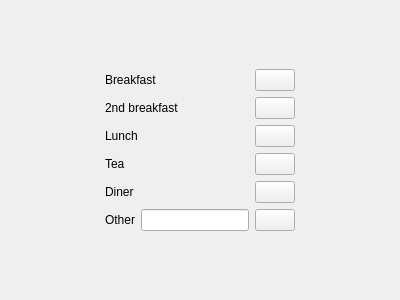
wnt-zhp/zarlock-cpp, file src/ui/MealTabInsertWidget.ui: the form before one commit.
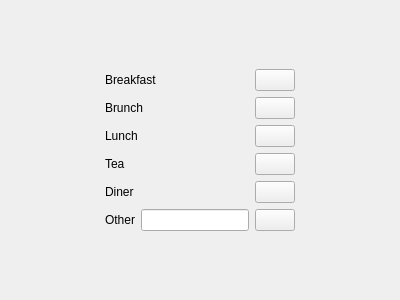
The form after the commit.

Patch:
```diff
--- a/src/ui/MealTabInsertWidget.ui
+++ b/src/ui/MealTabInsertWidget.ui
@@ -53,7 +53,7 @@
      <item row="2" column="0" colspan="2">
       <widget class="QLabel" name="label_breakfast2">
        <property name="text">
-        <string>2nd breakfast</string>
+        <string>Brunch</string>
        </property>
       </widget>
      </item>
```
